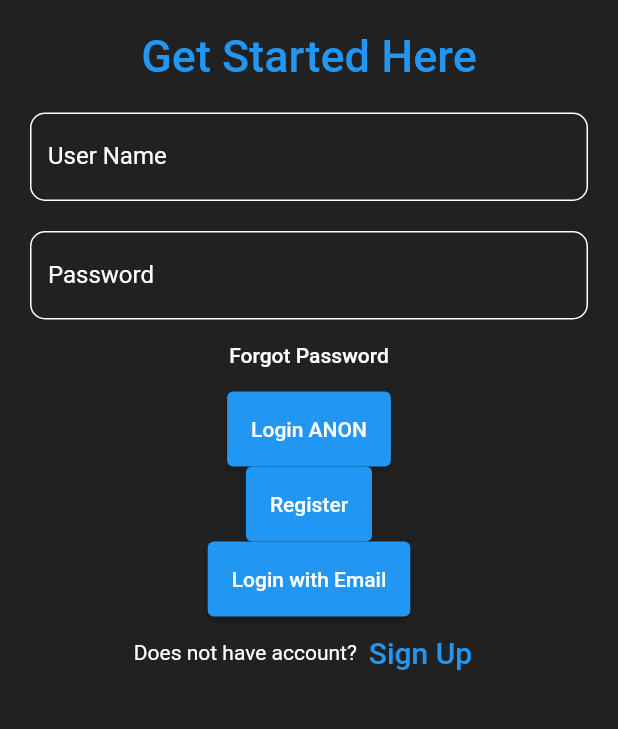
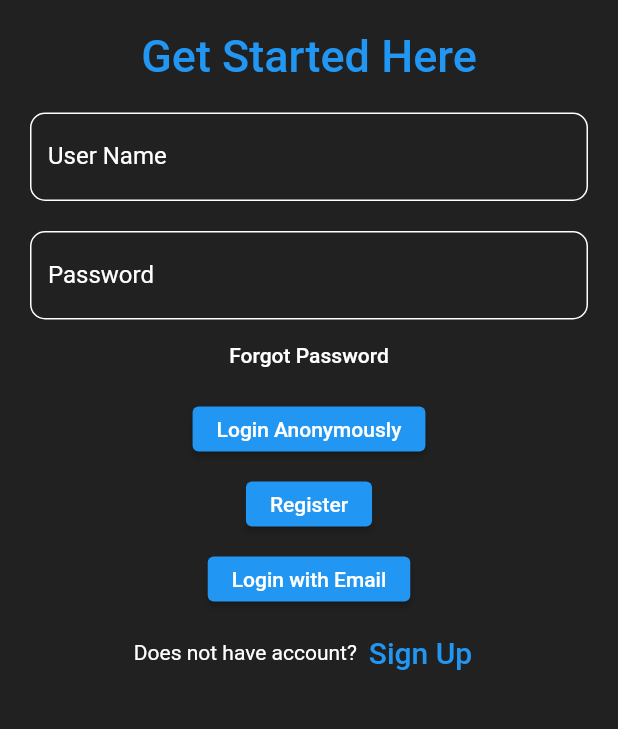
Before and after one commit to jai-rajani/Fitness-App, a Flutter app: the screen it shows after launch, on a phone screen of 412 x 824 dp, the part 84-813 px from its top. Run offline on Flutter 3.47's test engine with Material 2 defaults, Android fonts, the phone set to English and light mode, and no system bars; our stand-ins replace cloud_firestore, firebase_auth, firebase_core, firebase_database, numberpicker; accounts and stored records are empty.

Commit message:
login page button modification

```diff
--- a/lib/pages/login.dart
+++ b/lib/pages/login.dart
@@ -127,7 +127,7 @@ class _LoginPageState extends State<LoginPage> {
                     //sign in button
                 Container(
                     height: 50,
-                    padding: EdgeInsets.fromLTRB(10, 0, 10, 0),
+                    padding: EdgeInsets.fromLTRB(10, 10, 10, 10),
                     child: ElevatedButton(
                       // textColor: Colors.white,
                       // color: Colors.blue,
@@ -136,7 +136,7 @@ class _LoginPageState extends State<LoginPage> {
                         onPrimary: Colors.white,
                       ),
                       child: Text(
-                        'Login ANON',
+                        'Login Anonymously',
                         style: TextStyle(
                           color: Colors.white,
                         ),
@@ -162,7 +162,7 @@ class _LoginPageState extends State<LoginPage> {
                     //REGISTER BUTTON
                 Container(
                     height: 50,
-                    padding: EdgeInsets.fromLTRB(10, 0, 10, 0),
+                    padding: EdgeInsets.fromLTRB(10, 10, 10, 10),
                     child: ElevatedButton(
                       // textColor: Colors.white,
                       // color: Colors.blue,
@@ -196,7 +196,7 @@ class _LoginPageState extends State<LoginPage> {
                     //SIGN IN WITH EMAIL
                   Container(
                       height: 50,
-                      padding: EdgeInsets.fromLTRB(10, 0, 10, 0),
+                      padding: EdgeInsets.fromLTRB(10, 10, 10, 10),
                       child: ElevatedButton(
                         // textColor: Colors.white,
                         // color: Colors.blue,
```
Also changed, not shown: lib/main.dart (+5 -5 lines).
